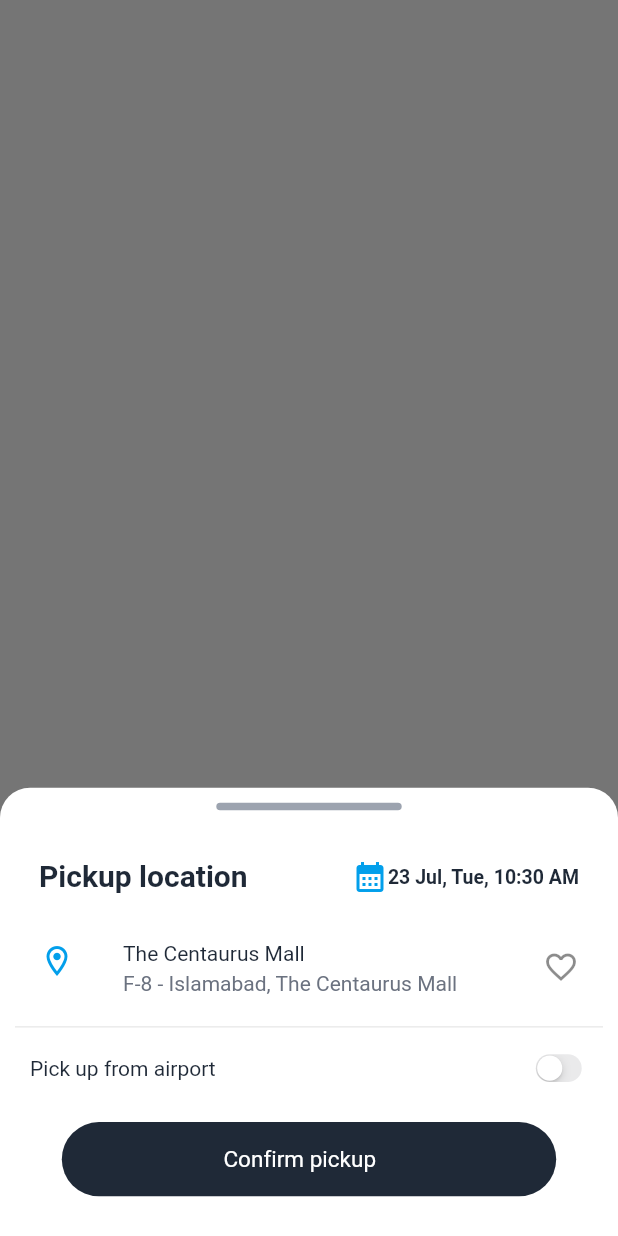
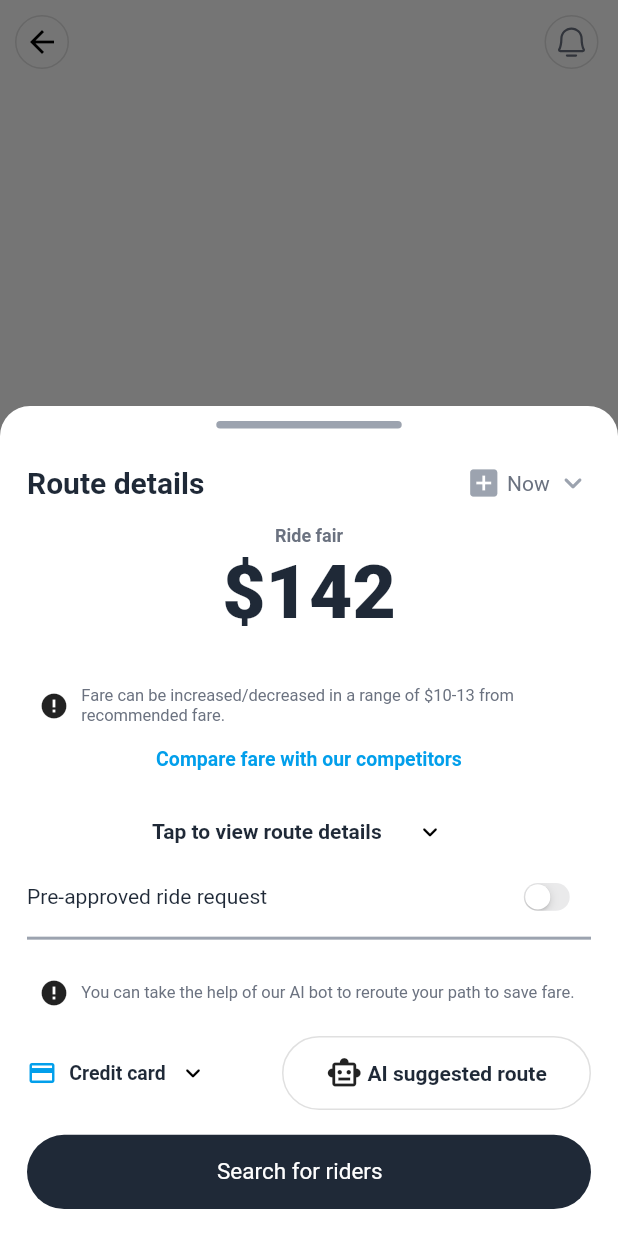
Before and after one commit to AbdulMoiz5702/ripe_app, a Flutter app: the CurrentPickUpScreen screen opened directly, after a tap on "Confirm pickup", on a phone screen of 412 x 824 dp. Run offline on Flutter 3.47's test engine with Material 3 defaults, Android fonts, the phone set to English and light mode, and no system bars; our stand-ins replace firebase_core, flutter_rating_bar, flutter_secure_storage, flutter_svg, image_picker, local_auth and 1 more; missing offline and left inert: scroll_indicator, zego_uikit_prebuilt_call, zego_uikit_signaling_plugin; accounts and stored records are empty; Roboto replaces fonts that are missing (Nunito Sans).

Commit message:
ride_app

```diff
--- a/lib/consts/colors.dart
+++ b/lib/consts/colors.dart
@@ -41,6 +41,7 @@
 const Color checkColor = Color(0xffCBFAFE);
 const Color secondayBlueColor = Color(0xffd1eaff);
 const Color darkBlueColor = Color(0xff04207A);
+const Color redColor = Color(0xffFF3A1C);
 
 
 // bottom color
--- a/lib/controllers/become_driver_controller.dart
+++ b/lib/controllers/become_driver_controller.dart
@@ -22,6 +22,8 @@
     value = v;
     notifyListeners();
   }
+
+
 
   Future<void> pickImage({required String imageType,bool isFaceVerification = false}) async {
     final picker = ImagePicker();
--- a/lib/controllers/shedule_ride_provider.dart
+++ b/lib/controllers/shedule_ride_provider.dart
@@ -3,8 +3,10 @@
 import 'package:flutter/widgets.dart';
 import 'package:intl/intl.dart';
 import 'package:ride_app/consts/colors.dart';
-
+import '../views/tourist_ride_booking/bottom_sheet/air_port_pick_up.dart';
 import '../views/tourist_ride_booking/bottom_sheet/confirm_pick_up.dart';
+import '../views/tourist_ride_booking/bottom_sheet/make_address_favorite.dart';
+import '../views/tourist_ride_booking/bottom_sheet/route_details_bottom.dart';
 
 
 
@@ -14,15 +16,80 @@
   TimeOfDay selectedTime = TimeOfDay.now();
   bool value = false;
   int index = 0;
+  bool isExpanded = false ;
+  bool preRide = false ;
+
+  changePreRide (v){
+    preRide = v;
+    notifyListeners();
+  }
 
   onChange(v){
     value = v ;
     notifyListeners();
   }
 
+  changeValue(){
+    isExpanded =! isExpanded;
+    notifyListeners();
+  }
+
   selectedIndex(n){
     index = n ;
     notifyListeners();
+  }
+
+  makeValueFalse(){
+    value = false ;
+    notifyListeners();
+  }
+
+  openAirPortPickupBottomSheet(context){
+    return showModalBottomSheet(
+      shape: const RoundedRectangleBorder(
+        borderRadius: BorderRadius.only(
+          topLeft: Radius.circular(20),
+          topRight: Radius.circular(20),
+        ),
+      ),
+        context: context, builder: (context){
+      return AirPortPickUpBottomSheet();
+    });
+  }
+
+  void onRouteDetailsInit({required BuildContext context}){
+    WidgetsBinding.instance.addPostFrameCallback((_) {
+      openRouteDetailsBottomBottomSheet(context: context);
+    });
+  }
+
+
+  void openRouteDetailsBottomBottomSheet({required BuildContext context}){
+     showModalBottomSheet(
+         isScrollControlled: true,
+         backgroundColor: whiteColor,
+        shape: const RoundedRectangleBorder(
+          borderRadius: BorderRadius.only(
+            topLeft: Radius.circular(20),
+            topRight: Radius.circular(20),
+          ),
+        ),
+        context: context, builder: (context){
+      return RouteDetailsBottom();
+    });
+  }
+
+  openMarkAddressFavoriteBottomSheet({required BuildContext context,required String address,required String suBbAddress}){
+    return showModalBottomSheet(
+        shape: const RoundedRectangleBorder(
+          borderRadius: BorderRadius.only(
+            topLeft: Radius.circular(20),
+            topRight: Radius.circular(20),
+          ),
+        ),
+        context: context, builder: (context){
+      return MakeAddressFavorite(address: address,subAddress: suBbAddress,);
+    });
   }
 
 
--- a/lib/resubale_widgets/cutom_leading text_feild.dart
+++ b/lib/resubale_widgets/cutom_leading text_feild.dart
@@ -14,6 +14,7 @@
     required this.onFieldSubmittedValue,
     this.iconData,
     this.iconPath,
+    this.iconDataColor = dividerColor,
   });
 
   final TextEditingController controller;
@@ -24,6 +25,7 @@
   final bool obscureText;
   final bool enable;
   final bool autoFocus;
+  final Color iconDataColor;
   final IconData? iconData;
   final String? iconPath;
 
@@ -45,7 +47,7 @@
           label: smallText(title: hint,textSize: 12.0,weight: FontWeight.w700),
           isDense: true,
           prefixIcon: iconData != null
-              ? Icon(iconData, color: dividerColor,size: 25,)
+              ? Icon(iconData, color: iconDataColor,size: 25,)
               : (iconPath != null
               ? Padding(
             padding: const EdgeInsets.all(8.0),
--- /dev/null
+++ b/lib/views/custom_rote_navigation/custom_route_navigation.dart
@@ -0,0 +1,17 @@
+import 'package:flutter/cupertino.dart';
+
+Route createRoute({required Widget screen}) {
+  return PageRouteBuilder(
+    pageBuilder: (context, animation, secondaryAnimation) => screen,
+    transitionsBuilder: (context, animation, secondaryAnimation, child) {
+      const begin = Offset(0.0, 2.0);  // Changed from -1.0 to 1.0 for bottom to top transition
+      const end = Offset.zero;
+      const curve = Curves.ease;
+      var tween = Tween(begin: begin, end: end).chain(CurveTween(curve: curve));
+      return SlideTransition(
+        position: animation.drive(tween),
+        child: child,
+      );
+    },
+  );
+}
--- a/lib/views/tourist_ride_booking/bottom_sheet/confirm_pick_up.dart
+++ b/lib/views/tourist_ride_booking/bottom_sheet/confirm_pick_up.dart
@@ -7,6 +7,8 @@
 import 'package:ride_app/resubale_widgets/Custom_Sized.dart';
 import 'package:ride_app/resubale_widgets/notification_list_tile.dart';
 import 'package:ride_app/resubale_widgets/text_widgets.dart';
+
+import '../route_details_details.dart';
 
 class ConfirmPickUp extends StatelessWidget {
   final TimeOfDay selectedTime;
@@ -49,13 +51,17 @@
               ],
             ),
           ),
-          ListTile(
-            dense: true,
-            leading: Icon(Icons.location_on_outlined,color: checkBoxColor,),
-            title:smallText(title: 'The Centaurus Mall',color: primaryTextColor) ,
-            subtitle: smallText(title: 'F-8 - Islamabad, The Centaurus Mall'),
-            trailing: Icon(Icons.favorite_border,),
-          ),
+          Consumer<ScheduleRideProvider>(builder: (context,provider,_){
+            return ListTile(
+              dense: true,
+              leading: Icon(Icons.location_on_outlined,color: checkBoxColor,),
+              title:smallText(title: 'The Centaurus Mall',color: primaryTextColor) ,
+              subtitle: smallText(title: 'F-8 - Islamabad, The Centaurus Mall',textSize: 11.0),
+              trailing: IconButton(onPressed: (){
+                provider.openMarkAddressFavoriteBottomSheet(context: context, address: 'The Centaurus Mall', suBbAddress: 'F-8 - Islamabad, The Centaurus Mall');
+              }, icon: Icon(Icons.favorite_border,)),
+            );
+          }),
           Divider(),
           Consumer<ScheduleRideProvider>(
             builder: (context,provider,_){
@@ -64,12 +70,16 @@
                padding: const EdgeInsets.only(left:10),
                child: NotificationListTile(title: 'Pick up from airport', value: provider.value, onChanged: (value){
                  provider.onChange(value);
+                 provider.openAirPortPickupBottomSheet(context);
+                 provider.makeValueFalse();
                }),
              );
             },
           ),
           CustomSized(height: 0.02,),
-          CustomButton(title: 'Confirm pickup', onTap: (){},borderRadius: 30,onBoard: false,width:0.8,),
+          CustomButton(title: 'Confirm pickup', onTap: (){
+            Navigator.push(context, MaterialPageRoute(builder: (context)=> RouteDetailsDetailsScreen()));
+          },borderRadius: 30,onBoard: false,width:1,),
           CustomSized(height: 0.02,),
         ],
       ),
--- /dev/null
+++ b/lib/views/tourist_ride_booking/bottom_sheet/route_details_bottom.dart
@@ -0,0 +1,321 @@
+import 'package:flutter/material.dart';
+import 'package:provider/provider.dart';
+import 'package:ride_app/controllers/shedule_ride_provider.dart';
+import 'package:ride_app/resubale_widgets/CustomButton.dart';
+import 'package:ride_app/resubale_widgets/notification_list_tile.dart';
+
+import '../../../consts/colors.dart';
+import '../../../resubale_widgets/Custom_Sized.dart';
+import '../../../resubale_widgets/text_widgets.dart';
+
+class RouteDetailsBottom extends StatelessWidget {
+  const RouteDetailsBottom({super.key});
+
+  @override
+  Widget build(BuildContext context) {
+    return Container(
+      padding: EdgeInsets.all(10),
+      child: Column(
+        crossAxisAlignment: CrossAxisAlignment.center,
+        mainAxisSize: MainAxisSize.min,
+        children: [
+          Align(
+            alignment: Alignment.center,
+            child: Container(
+              height: 5,
+              width: MediaQuery.sizeOf(context).width * 0.3,
+              decoration: BoxDecoration(
+                color: dividerColor,
+                borderRadius: BorderRadius.circular(5),
+              ),
+            ),
+          ),
+          Padding(
+            padding: const EdgeInsets.all(8.0),
+            child: Column(
+              crossAxisAlignment: CrossAxisAlignment.center,
+              children: [
+                CustomSized(
+                  height: 0.02,
+                ),
+                Row(
+                  mainAxisAlignment: MainAxisAlignment.spaceBetween,
+                  children: [
+                    largeText(
+                      title: 'Route details',
+                      textSize: 20.0,
+                    ),
+                    Container(
+                      child: Row(
+                        children: [
+                          Icon(
+                            Icons.add_box,
+                            color: dividerColor,
+                          ),
+                          smallText(
+                            title: ' Now ',
+                          ),
+                          Icon(
+                            Icons.keyboard_arrow_down_rounded,
+                            color: dividerColor,
+                          ),
+                        ],
+                      ),
+                    ),
+                  ],
+                ),
+                CustomSized(
+                  height: 0.02,
+                ),
+                Column(
+                  mainAxisSize: MainAxisSize.min,
+                  children: [
+                    largeText(
+                        textSize: 12.0,
+                        title: 'Ride fair',
+                        color: secondaryTextColor),
+                    CustomSized(
+                      height: 0.002,
+                    ),
+                    largeText(
+                        textSize: 50.0,
+                        title: '\$142',
+                        color: primaryTextColor,
+                        weight: FontWeight.w800),
+                  ],
+                ),
+                CustomSized(
+                  height: 0.02,
+                ),
+                const Padding(
+                  padding: EdgeInsets.all(8.0),
+                  child: Row(
+                    mainAxisAlignment: MainAxisAlignment.center,
+                    children: [
+                      Icon(
+                        Icons.error,
+                        size: 20,
+                      ),
+                      CustomSized(
+                        width: 0.02,
+                      ),
+                      Expanded(
+                        child: Text(
+                          'Fare can be increased/decreased in a range of \$10-13 from recommended fare.',
+                          style: TextStyle(
+                            fontSize: 11.0,
+                            fontWeight: FontWeight.w400,
+                            color: secondaryTextColor,
+                            fontFamily: 'Nunito Sans',
+                          ),
+                        ),
+                      ),
+                    ],
+                  ),
+                ),
+                largeText(
+                    title: 'Compare fare with our competitors',
+                    textSize: 13.0,
+                    weight: FontWeight.w700,
+                    color: checkBoxColor),
+                CustomSized(
+                  height: 0.02,
+                ),
+                Consumer<ScheduleRideProvider>(builder: (context, provider, _) {
+                  return Column(
+                    children: [
+                      Row(
+                        mainAxisAlignment: MainAxisAlignment.center,
+                        children: [
+                          Text(
+                            'Tap to view route details',
+                            style: TextStyle(
+                              fontSize: 14,
+                              fontWeight: FontWeight.w700,
+                              color: primaryTextColor,
+                              fontFamily: 'Nunito Sans',
+                            ),
+                          ),
+                          CustomSized(
+                            width: 0.02,
+                          ),
+                          IconButton(
+                            onPressed: () {
+                              provider.changeValue();
+                            },
+                            icon: Icon(
+                              provider.isExpanded == true
+                                  ? Icons.keyboard_arrow_up_outlined
+                                  : Icons.keyboard_arrow_down_rounded,
+                              size: 20,
+                              color: blackColor,
+                            ),
+                          ),
+                        ],
+                      ),
+                      if (provider.isExpanded == true)
+                        Container(
+                          height: 200, // Adjust the height as needed
+                          child: ListView.builder(
+                              physics: BouncingScrollPhysics(),
+                              shrinkWrap: true,
+                              itemCount: 4,
+                              reverse: true,
+                              itemBuilder: (context, index) {
+                                return Column(
+                                  crossAxisAlignment: CrossAxisAlignment.start,
+                                  mainAxisSize: MainAxisSize.min,
+                                  children: [
+                                    Container(
+                                      width: 2,
+                                      height: MediaQuery.sizeOf(context).height * 0.05,
+                                      color: dividerColor,
+                                      margin: EdgeInsets.only(left: 10,bottom: 5),
+                                    ),
+                                    Container(
+                                      child: Row(
+                                        crossAxisAlignment: CrossAxisAlignment.start,
+                                        children: [
+                                          Icon(
+                                            index == 0
+                                                ? Icons.brightness_1
+                                                : index == 1
+                                                    ? Icons
+                                                        .brightness_1_outlined
+                                                    : Icons
+                                                        .brightness_1_outlined,
+                                            color: index == 0
+                                                ? redColor
+                                                : index == 1
+                                                    ? redColor
+                                                    : checkBoxColor,
+                                          ),
+                                          Container(
+                                            margin: EdgeInsets.only(left: 10),
+                                            child: Column(
+                                                crossAxisAlignment: CrossAxisAlignment.start,
+                                                children: [
+                                                  largeText(title: 'The Centaurus Mall', textSize: 14.0),
+                                                  CustomSized(height: 0.005,),
+                                                  smallText(title: 'F-8 - Islamabad, The Centaurus Mall', textSize: 11.0),
+                                                ]),
+                                          ),
+                                        ],
+                                      ),
+                                    ),
+                                  ],
+                                );
+                              }),
+                        ),
+                    ],
+                  );
+                }),
+                Consumer<ScheduleRideProvider>(builder: (context,provider,_){
+                  return NotificationListTile(
+                      title: 'Pre-approved ride request',
+                      value: provider.preRide,
+                      onChanged: (value) {
+                        provider.changePreRide(value);
+                      });
+                }),
+                Divider(
+                  thickness: 2,
+                  color: dividerColor,
+                ),
+                const Padding(
+                  padding: EdgeInsets.all(8.0),
+                  child: Row(
+                    mainAxisAlignment: MainAxisAlignment.center,
+                    children: [
+                      Icon(
+                        Icons.error,
+                        size: 20,
+                      ),
+                      CustomSized(
+                        width: 0.02,
+                      ),
+                      Expanded(
+                        child: Text(
+                          'You can take the help of our AI bot to reroute your path to save fare.',
+                          style: TextStyle(
+                            fontSize: 11.0,
+                            fontWeight: FontWeight.w400,
+                            color: secondaryTextColor,
+                            fontFamily: 'Nunito Sans',
+                          ),
+                        ),
+                      ),
+                    ],
+                  ),
+                ),
+                Row(
+                  mainAxisAlignment: MainAxisAlignment.spaceBetween,
+                  children: [
+                    const Row(
+                      children: [
+                        Icon(
+                          Icons.credit_card_outlined,
+                          size: 20,
+                          color: checkBoxColor,
+                        ),
+                        CustomSized(
+                          width: 0.02,
+                        ),
+                        Text(
+                          'Credit card',
+                          style: TextStyle(
+                            fontSize: 13,
+                            fontWeight: FontWeight.w700,
+                            color: primaryTextColor,
+                            fontFamily: 'Nunito Sans',
+                          ),
+                        ),
+                        CustomSized(
+                          width: 0.02,
+                        ),
+                        Icon(
+                          Icons.keyboard_arrow_down_rounded,
+                          size: 20,
+                          color: blackColor,
+                        ),
+                      ],
+                    ),
+                    Container(
+                      alignment: Alignment.center,
+                      height: MediaQuery.sizeOf(context).height * 0.06,
+                      width: MediaQuery.sizeOf(context).width * 0.5,
+                      decoration: BoxDecoration(
+                        borderRadius: BorderRadius.circular(30),
+                        border: Border.all(color: otpColor),
+                      ),
+                      child: Row(
+                        mainAxisAlignment: MainAxisAlignment.center,
+                        children: [
+                          Icon(Icons.smart_toy_outlined),
+                          smallText(
+                              title: ' AI suggested route',
+                              weight: FontWeight.w700,
+                              color: primaryTextColor)
+                        ],
+                      ),
+                    )
+                  ],
+                ),
+                CustomSized(
+                  height: 0.02,
+                ),
+                CustomButton(
+                  title: 'Search for riders',
+                  onTap: () {},
+                  onBoard: false,
+                  borderRadius: 30,
+                  width: 1,
+                ),
+              ],
+            ),
+          )
+        ],
+      ),
+    );
+  }
+}
--- /dev/null
+++ b/lib/views/tourist_ride_booking/route_details_details.dart
@@ -0,0 +1,45 @@
+import 'package:flutter/material.dart';
+import 'package:provider/provider.dart';
+
+import '../../consts/colors.dart';
+import '../../controllers/shedule_ride_provider.dart';
+import '../../resubale_widgets/custom_leading.dart';
+
+
+class RouteDetailsDetailsScreen extends StatefulWidget {
+  const RouteDetailsDetailsScreen({super.key});
+
+  @override
+  State<RouteDetailsDetailsScreen> createState() => _RouteDetailsDetailsScreenState();
+}
+
+class _RouteDetailsDetailsScreenState extends State<RouteDetailsDetailsScreen> {
+
+  @override
+  void initState() {
+    // TODO: implement initState
+    super.initState();
+    Provider.of<ScheduleRideProvider>(context,listen: false).onRouteDetailsInit(context: context);
+  }
+
+  @override
+  Widget build(BuildContext context) {
+    return Scaffold(
+      appBar: AppBar(
+        scrolledUnderElevation: 0.0,
+        leading: CustomLeading(
+          isHome: true,
+        ),
+        actions: [
+          NotificationButton(onTap: () {},)
+        ],
+      ),
+      backgroundColor: whiteColor,
+      body: Column(
+        children: [
+
+        ],
+      ),
+    );
+  }
+}
--- a/lib/views/upload_car_images/verifiy_images_instruction_screen.dart
+++ b/lib/views/upload_car_images/verifiy_images_instruction_screen.dart
@@ -123,7 +123,6 @@
                   Row(
                     children: [
                       Checkbox(
-
                         shape: RoundedRectangleBorder(
                           borderRadius: BorderRadius.circular(5),
                         ),
```
Also changed, not shown: lib/views/tourist_ride_booking/bottom_sheet/air_port_pick_up.dart (added, +85 -0 lines), lib/views/tourist_ride_booking/bottom_sheet/make_address_favorite.dart (added, +86 -0 lines), lib/views/tourist_ride_booking/bottom_sheet/model_bottom_sheet.dart (+2 -17 lines).
